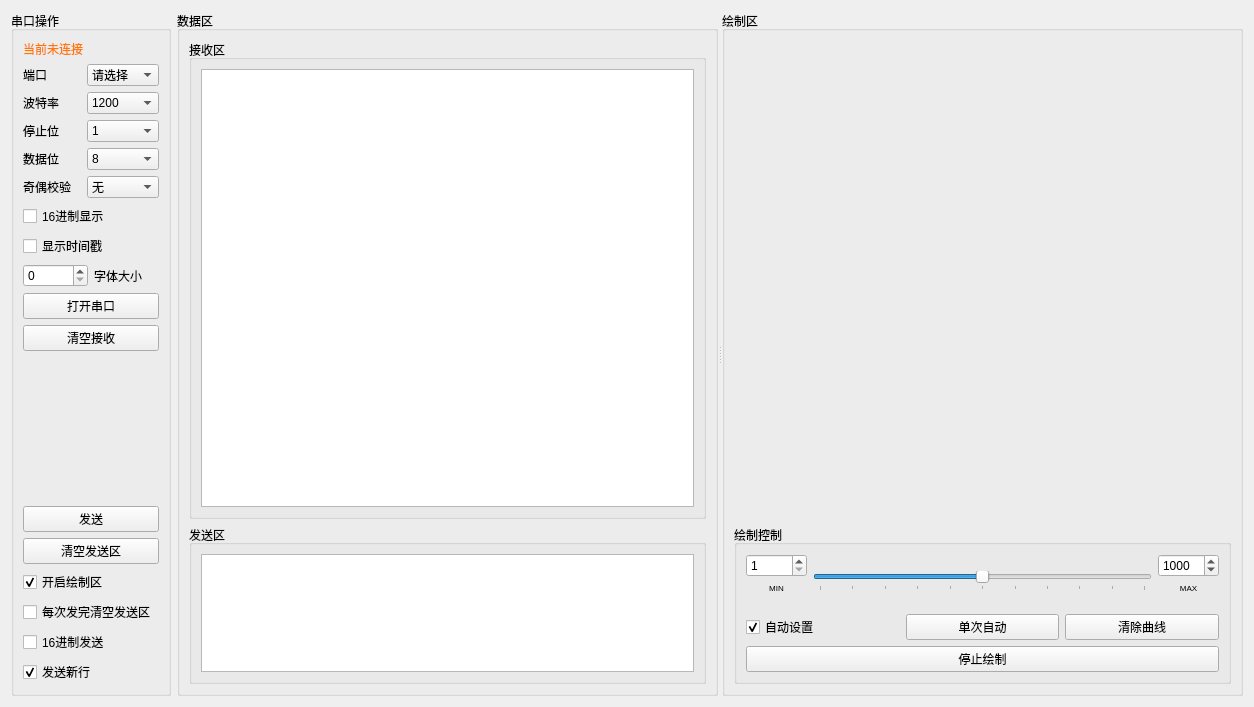
First picture: the form in QTosciloscope/widget.ui, repository BlackDaShuai/QtShowWave, before the edit.
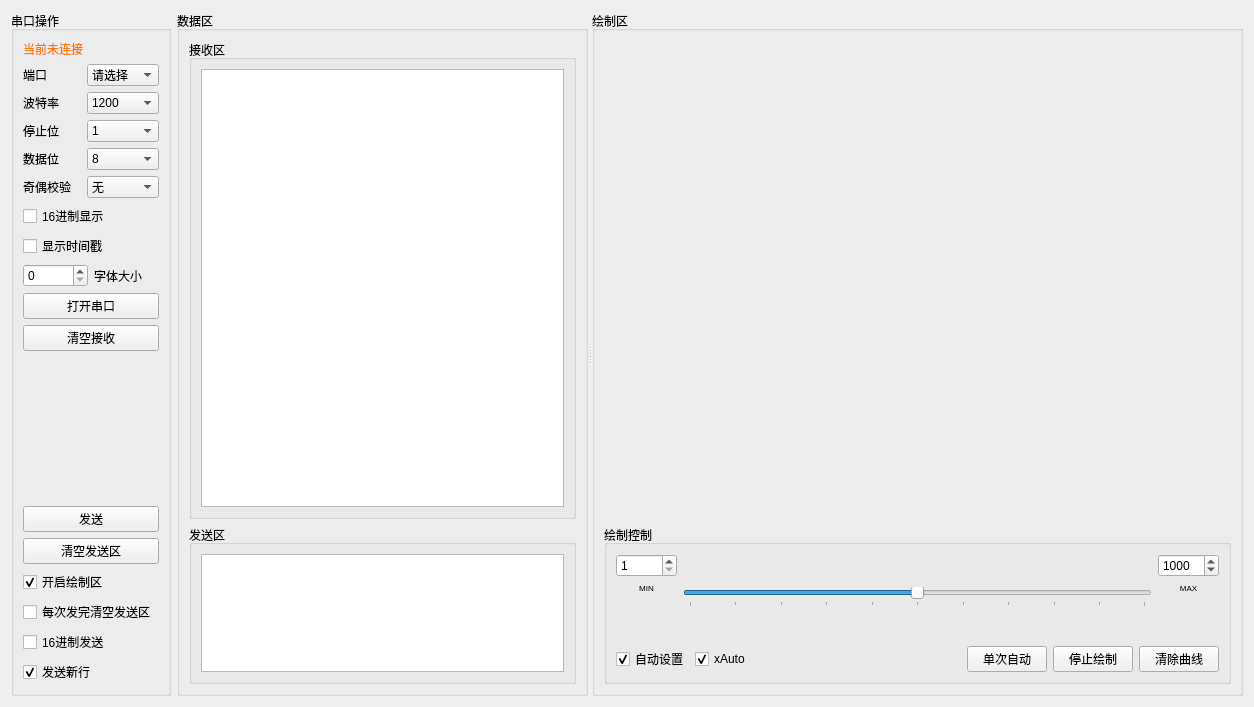
Second picture: the form after the edit. Icons and pictures are not drawn. Custom widgets are drawn as their Qt base class.

```diff
--- a/QTosciloscope/widget.ui
+++ b/QTosciloscope/widget.ui
@@ -554,6 +554,29 @@
                 </property>
                </widget>
               </item>
+              <item>
+               <widget class="QCheckBox" name="checkBox">
+                <property name="text">
+                 <string>xAuto</string>
+                </property>
+                <property name="checked">
+                 <bool>true</bool>
+                </property>
+               </widget>
+              </item>
+              <item>
+               <spacer name="horizontalSpacer">
+                <property name="orientation">
+                 <enum>Qt::Horizontal</enum>
+                </property>
+                <property name="sizeHint" stdset="0">
+                 <size>
+                  <width>40</width>
+                  <height>20</height>
+                 </size>
+                </property>
+               </spacer>
+              </item>
               <item>
                <widget class="QPushButton" name="AutoSet">
                 <property name="text">
@@ -561,6 +584,13 @@
                 </property>
                </widget>
               </item>
+              <item>
+               <widget class="QPushButton" name="stopDraw">
+                <property name="text">
+                 <string>停止绘制</string>
+                </property>
+               </widget>
+              </item>
               <item>
                <widget class="QPushButton" name="clearCharts">
                 <property name="text">
@@ -570,13 +600,6 @@
               </item>
              </layout>
             </item>
-            <item>
-             <widget class="QPushButton" name="stopDraw">
-              <property name="text">
-               <string>停止绘制</string>
-              </property>
-             </widget>
-            </item>
            </layout>
           </widget>
          </item>
```
Left out of the diff: 3 changed lines with no effect on the pictures.
